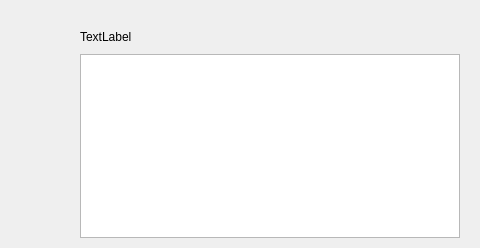
Qt form src/common/message-dialog.ui (openeuler-mirror/ks-scmc-gui) before a commit.
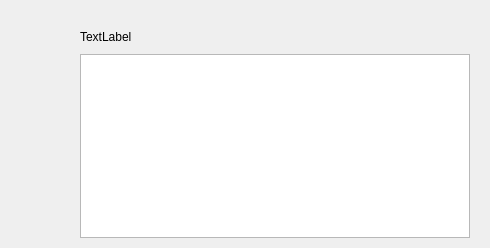
The same form after that commit.

Commit message: fix（common）：modify code changes - 添加用户管理功能和节点文件保护接口

The edit to the form file:
```diff
--- a/src/common/message-dialog.ui
+++ b/src/common/message-dialog.ui
@@ -12,13 +12,13 @@
   </property>
   <property name="minimumSize">
    <size>
-    <width>480</width>
+    <width>490</width>
     <height>248</height>
    </size>
   </property>
   <property name="maximumSize">
    <size>
-    <width>480</width>
+    <width>490</width>
     <height>248</height>
    </size>
   </property>
```
